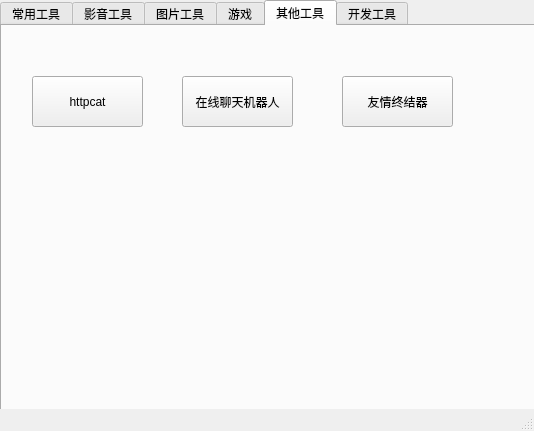
Above: GUI.ui from cacaview/qt_tool_box before the change. Below: the same form after it.
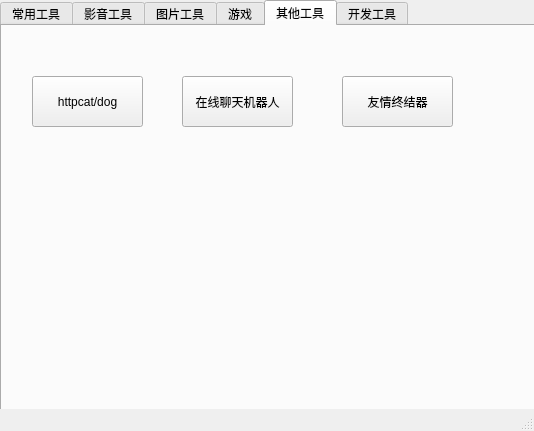
That is the form after the change. The open tabs and pages were chosen to show the change.

What changed in the file:
```diff
--- a/GUI.ui
+++ b/GUI.ui
@@ -216,7 +216,7 @@
        </rect>
       </property>
       <property name="text">
-       <string>httpcat</string>
+       <string>httpcat/dog</string>
       </property>
      </widget>
      <widget class="QPushButton" name="pushButton_15">
```
